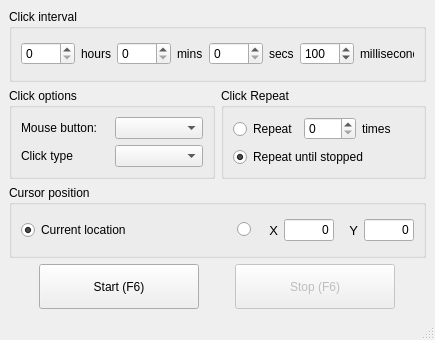
Old version of the form src/app/UI/UIMainWindow/UIMainWindow.ui in the repository greg-ynx/Auto_clicker_py.
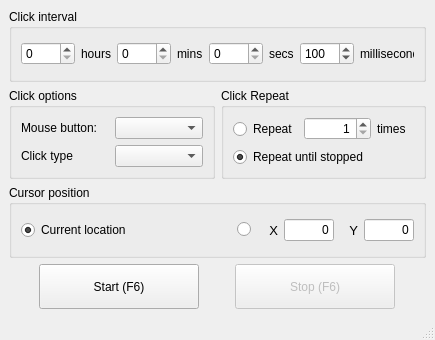
New version of the form. Icons and pictures are not drawn.

The edit to the form file:
```diff
--- a/src/app/UI/UIMainWindow/UIMainWindow.ui
+++ b/src/app/UI/UIMainWindow/UIMainWindow.ui
@@ -175,7 +175,17 @@
             </widget>
            </item>
            <item>
-            <widget class="QSpinBox" name="repeat_spinBox"/>
+            <widget class="QSpinBox" name="repeat_spinBox">
+             <property name="alignment">
+              <set>Qt::AlignRight|Qt::AlignTrailing|Qt::AlignVCenter</set>
+             </property>
+             <property name="minimum">
+              <number>1</number>
+             </property>
+             <property name="maximum">
+              <number>999999999</number>
+             </property>
+            </widget>
            </item>
            <item>
             <widget class="QLabel" name="repeat_label">
```
